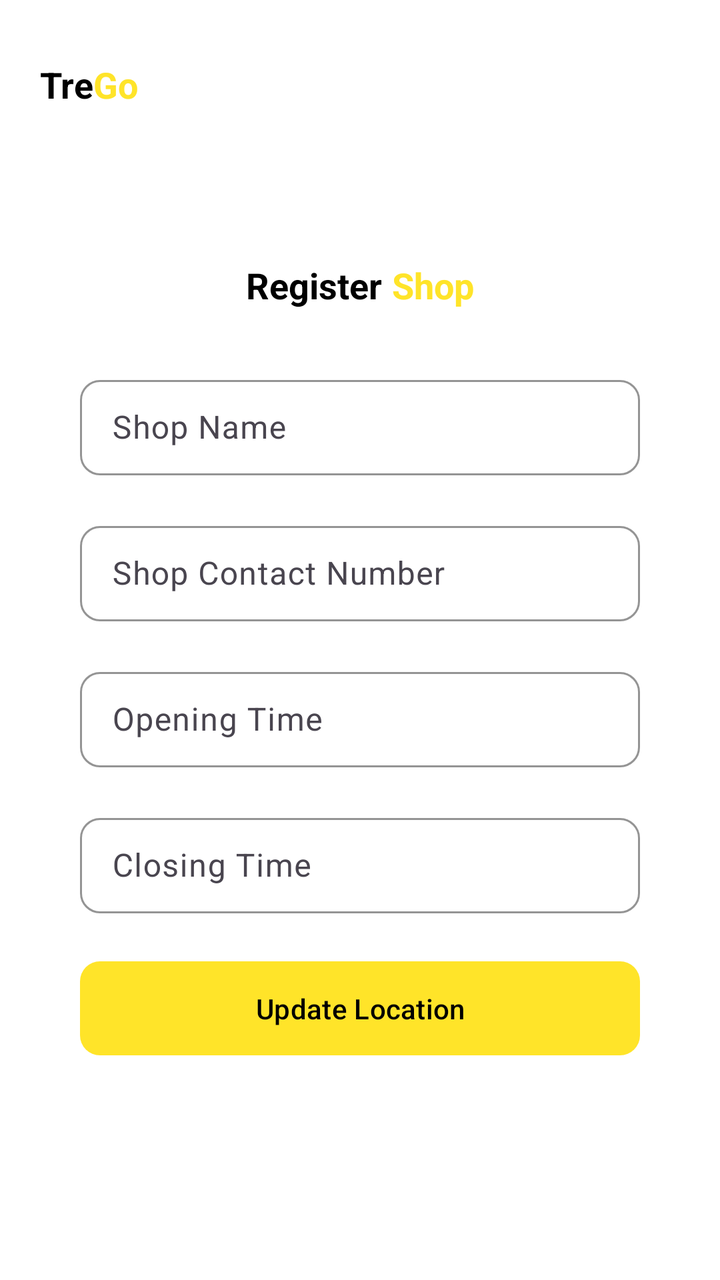
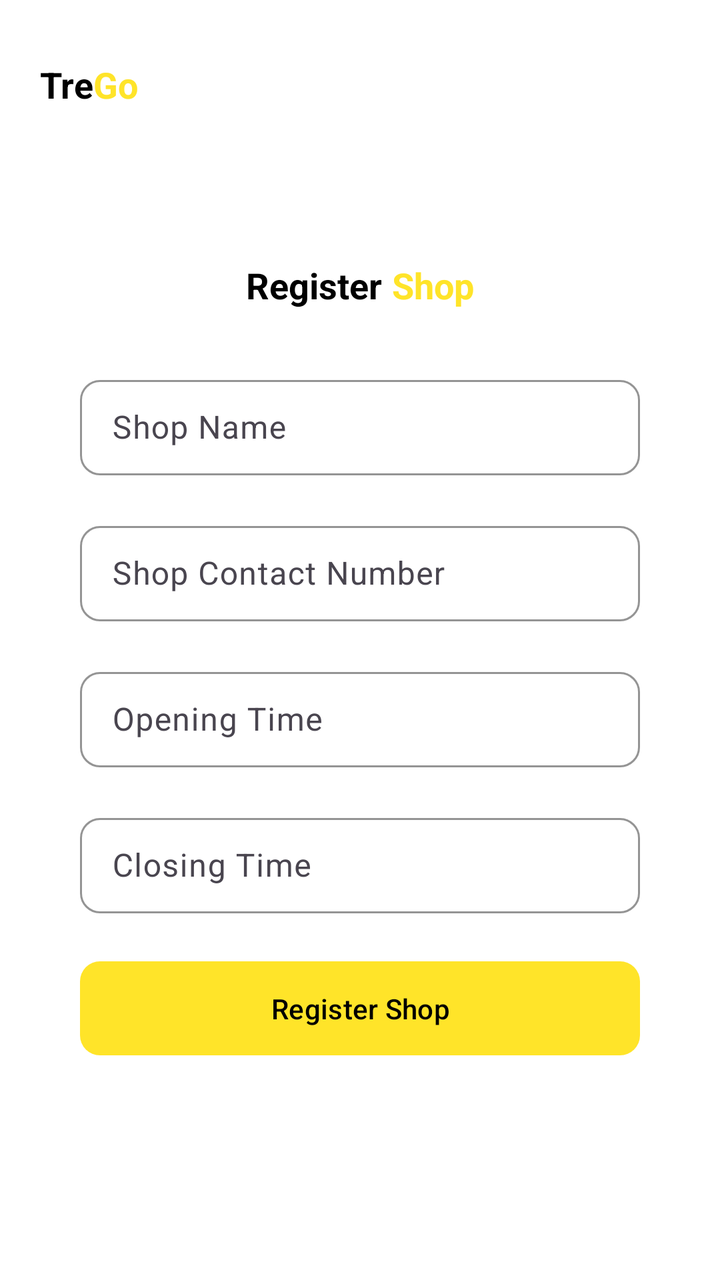

An Android layout rendered at two revisions. The XML below is the earlier revision; the diff shows what the commit changed to produce the second picture.
<!-- AndroidManifest.xml: application theme Theme.TregoApp -->
<!-- res/layout/fragment_shop_registration.xml -->
<?xml version="1.0" encoding="utf-8"?>
<LinearLayout xmlns:android="http://schemas.android.com/apk/res/android"
    xmlns:tools="http://schemas.android.com/tools"
    android:layout_width="match_parent"
    android:layout_height="match_parent"
    xmlns:app="http://schemas.android.com/apk/res-auto"
    tools:context=".mechanic.ui.ShopRegistrationFragment"
    android:orientation="vertical"
    android:background="@color/secondary_color"
    android:padding="20dp">

    <LinearLayout
        android:layout_width="match_parent"
        android:layout_height="wrap_content"
        android:gravity="start"
        android:layout_marginTop="10dp"
        android:layout_marginBottom="6dp">

        <TextView
            android:layout_width="wrap_content"
            android:layout_height="wrap_content"
            android:text="@string/app_first_name"
            android:textSize="18sp"
            android:textStyle="bold"
            android:textColor="@color/tertiary_color" />

        <TextView
            android:layout_width="wrap_content"
            android:layout_height="wrap_content"
            android:text="@string/app_last_name"
            android:textSize="18sp"
            android:textStyle="bold"
            android:textColor="@color/primary_color" />

    </LinearLayout>

    <View
        android:layout_width="0dp"
        android:layout_height="70dp" />

    <LinearLayout
        android:layout_width="match_parent"
        android:layout_height="wrap_content"
        android:orientation="vertical"
        android:gravity="center" >

        <LinearLayout
            android:layout_width="match_parent"
            android:layout_height="wrap_content"
            android:gravity="center"
            android:layout_marginBottom="30dp">

            <TextView
                android:layout_width="wrap_content"
                android:layout_height="wrap_content"
                android:text="@string/register"
                android:textSize="18sp"
                android:textStyle="bold"
                android:textColor="@color/tertiary_color" />

            <TextView
                android:layout_width="wrap_content"
                android:layout_height="wrap_content"
                android:text="@string/shop"
                android:textSize="18sp"
                android:textStyle="bold"
                android:textColor="@color/primary_color"
                android:paddingStart="5dp"/>

        </LinearLayout>

        <LinearLayout
            android:layout_width="280dp"
            android:layout_height="match_parent"
            android:orientation="vertical"
            android:gravity="center">
s
            <com.google.android.material.textfield.TextInputLayout
                android:layout_width="match_parent"
                android:layout_height="wrap_content"
                android:layout_marginBottom="20dp"
                app:boxStrokeWidth="1dp"
                app:boxStrokeWidthFocused="1dp"
                app:boxStrokeColor="@color/black"
                app:hintTextColor="@color/placeholder_text_color"
                app:boxBackgroundColor="@color/field_color"
                app:boxCornerRadiusTopStart="10dp"
                app:boxCornerRadiusBottomStart="10dp"
                app:boxCornerRadiusBottomEnd="10dp"
                app:boxCornerRadiusTopEnd="10dp" >

                <com.google.android.material.textfield.TextInputEditText
                    android:id="@+id/etShopName"
                    android:layout_width="match_parent"
                    android:layout_height="wrap_content"
                    android:hint="@string/shop_name"
                    android:paddingVertical="13dp"/>

            </com.google.android.material.textfield.TextInputLayout>

            <com.google.android.material.textfield.TextInputLayout
                android:layout_width="match_parent"
                android:layout_height="wrap_content"
                android:layout_marginBottom="20dp"
                app:boxStrokeWidth="1dp"
                app:boxStrokeWidthFocused="1dp"
                app:boxStrokeColor="@color/black"
                app:hintTextColor="@color/placeholder_text_color"
                app:boxBackgroundColor="@color/field_color"
                app:boxCornerRadiusTopStart="10dp"
                app:boxCornerRadiusBottomStart="10dp"
                app:boxCornerRadiusBottomEnd="10dp"
                app:boxCornerRadiusTopEnd="10dp" >

                <com.google.android.material.textfield.TextInputEditText
                    android:id="@+id/etShopContactNumber"
                    android:layout_width="match_parent"
                    android:layout_height="wrap_content"
                    android:hint="@string/shop_contact_number"
                    android:inputType="phone"
                    android:maxLength="10"
                    android:paddingVertical="13dp"/>

            </com.google.android.material.textfield.TextInputLayout>

            <com.google.android.material.textfield.TextInputLayout
                android:layout_width="match_parent"
                android:layout_height="wrap_content"
                android:layout_marginBottom="20dp"
                app:boxStrokeWidth="1dp"
                app:boxStrokeWidthFocused="1dp"
                app:boxStrokeColor="@color/black"
                app:hintTextColor="@color/placeholder_text_color"
                app:boxBackgroundColor="@color/field_color"
                app:boxCornerRadiusTopStart="10dp"
                app:boxCornerRadiusBottomStart="10dp"
                app:boxCornerRadiusBottomEnd="10dp"
                app:boxCornerRadiusTopEnd="10dp" >

                <com.google.android.material.textfield.TextInputEditText
                    android:id="@+id/etOpeningTime"
                    android:layout_width="match_parent"
                    android:layout_height="wrap_content"
                    android:hint="@string/opening_time"
                    android:focusable="false"
                    android:clickable="true"
                    android:paddingVertical="13dp"/>

            </com.google.android.material.textfield.TextInputLayout>

            <com.google.android.material.textfield.TextInputLayout
                android:layout_width="match_parent"
                android:layout_height="wrap_content"
                android:layout_marginBottom="20dp"
                app:boxStrokeWidth="1dp"
                app:boxStrokeWidthFocused="1dp"
                app:boxStrokeColor="@color/black"
                app:hintTextColor="@color/placeholder_text_color"
                app:boxBackgroundColor="@color/field_color"
                app:boxCornerRadiusTopStart="10dp"
                app:boxCornerRadiusBottomStart="10dp"
                app:boxCornerRadiusBottomEnd="10dp"
                app:boxCornerRadiusTopEnd="10dp" >

                <com.google.android.material.textfield.TextInputEditText
                    android:id="@+id/etClosingTime"
                    android:layout_width="match_parent"
                    android:layout_height="wrap_content"
                    android:hint="@string/closing_time"
                    android:focusable="false"
                    android:clickable="true"
                    android:paddingVertical="13dp"/>

            </com.google.android.material.textfield.TextInputLayout>

            <com.google.android.material.button.MaterialButton
                android:id="@+id/registerShopBtn"
                android:layout_width="match_parent"
                android:layout_height="wrap_content"
                android:text="@string/update_location"
                android:textColor="@color/black"
                android:paddingVertical="14dp"
                android:layout_marginBottom="40dp"
                app:cornerRadius="10dp" />

        </LinearLayout>

    </LinearLayout>

</LinearLayout>
<!-- resources referenced by this layout -->
<resources>
  <color name="black">#FF000000</color>
  <color name="field_color">#FFFFFFFF</color>
  <color name="placeholder_text_color">#949494</color>
  <color name="primary_color">#FFE429</color>
  <color name="secondary_color">#FFFFFFFF</color>
  <color name="tertiary_color">#FF000000</color>
  <string name="app_first_name">Tre</string>
  <string name="app_last_name">Go</string>
  <string name="closing_time">Closing Time</string>
  
      // For Service Creation
  <string name="opening_time">Opening Time</string>
  <string name="register">Register</string>
  <string name="shop">Shop</string>
  <string name="shop_contact_number">Shop Contact Number</string>
  <string name="shop_name">Shop Name</string>
  <string name="update_location">Update Location</string>
  <style name="Theme.TregoApp" parent="Base.Theme.TregoApp" />
  <style name="Base.Theme.TregoApp" parent="Theme.Material3.DayNight.NoActionBar">
          <item name="colorPrimary">@color/primary_color</item>
          <item name="android:statusBarColor">@color/secondary_color</item>
          <item name="android:windowLightStatusBar">true</item>
      </style>
</resources>

<!-- the commit's change to res/layout/fragment_shop_registration.xml (unified diff, before → after) -->
@@ -177,7 +177,7 @@
                 android:id="@+id/registerShopBtn"
                 android:layout_width="match_parent"
                 android:layout_height="wrap_content"
-                android:text="@string/update_location"
+                android:text="@string/register_shop"
                 android:textColor="@color/black"
                 android:paddingVertical="14dp"
                 android:layout_marginBottom="40dp"
<!-- resource entries referenced after the edit -->
@@ -13,10 +13,10 @@
       // For Service Creation
   <string name="opening_time">Opening Time</string>
   <string name="register">Register</string>
+  <string name="register_shop">Register Shop</string>
   <string name="shop">Shop</string>
   <string name="shop_contact_number">Shop Contact Number</string>
   <string name="shop_name">Shop Name</string>
-  <string name="update_location">Update Location</string>
   <style name="Theme.TregoApp" parent="Base.Theme.TregoApp" />
   <style name="Base.Theme.TregoApp" parent="Theme.Material3.DayNight.NoActionBar">
           <item name="colorPrimary">@color/primary_color</item>
